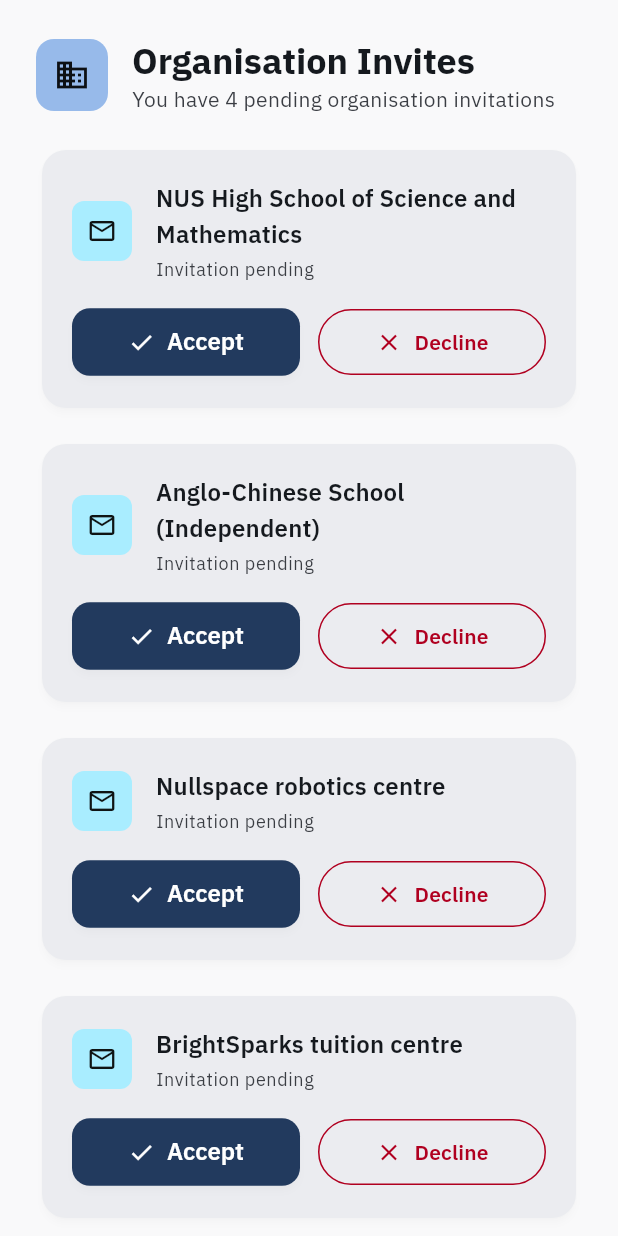
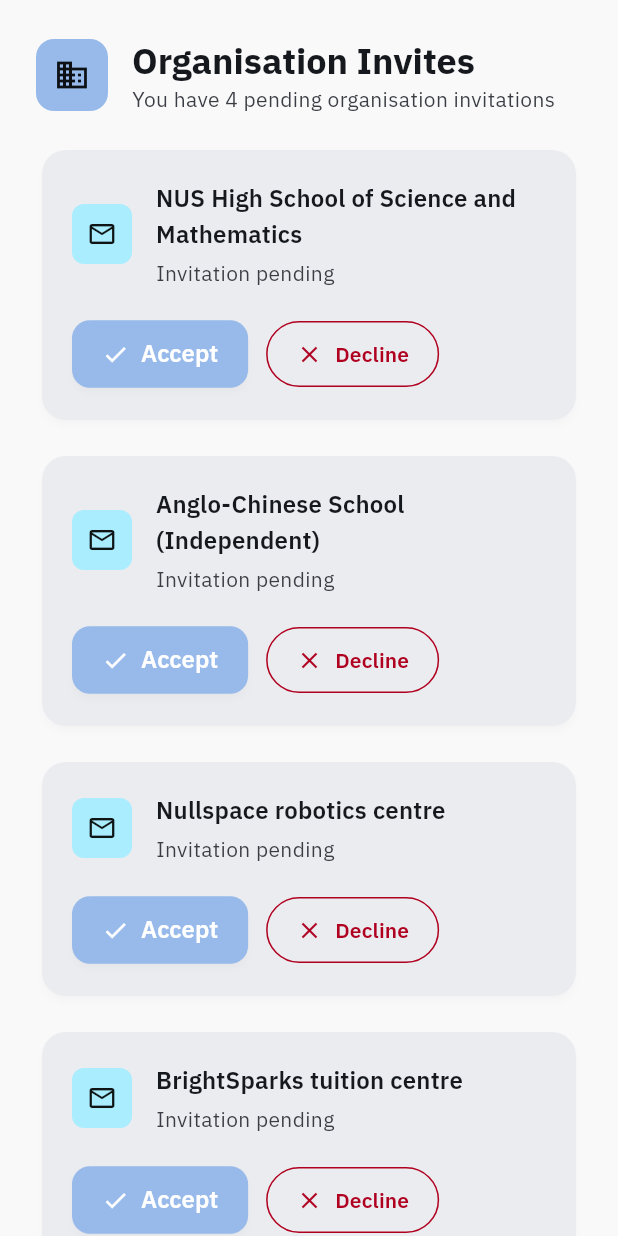
Before and after one commit to Sairam-Suresh/accelerator_squared, a Flutter app: the OrgInvitesPage widget shown alone on an empty page, opened directly, on a phone screen of 412 x 824 dp. Run offline on Flutter 3.47's test engine with Material 3 defaults, Android fonts, the phone set to English and light mode, and no system bars; our stand-ins replace bloc, cloud_firestore, equatable, firebase_auth, firebase_core, flutter_bloc and 3 more; missing offline and left inert: awesome_side_sheet; accounts and stored records are empty; generated files the repository leaves out were written again.

Commit message:
More cosmetic changes
- Merged log out button with other account details under settings page
- Made invites page accept/decline buttons narrower

```diff
--- a/lib/views/Home Page/invites.dart
+++ b/lib/views/Home Page/invites.dart
@@ -30,7 +30,8 @@
         children: [
           _buildSectionHeader(
             title: "Organisation Invites",
-            subtitle: "You have ${sampleOrgInvites.length} pending organisation invitations",
+            subtitle:
+                "You have ${sampleOrgInvites.length} pending organisation invitations",
             icon: Icons.business_outlined,
           ),
           const SizedBox(height: 20),
@@ -60,7 +61,8 @@
 
           _buildSectionHeader(
             title: "Project Invites",
-            subtitle: "You have ${sampleProjectInvites.length} pending project invitations",
+            subtitle:
+                "You have ${sampleProjectInvites.length} pending project invitations",
             icon: Icons.folder_outlined,
           ),
           const SizedBox(height: 20),
@@ -161,7 +163,9 @@
           Icon(
             icon,
             size: 48,
-            color: Theme.of(context).colorScheme.onSurfaceVariant.withValues(alpha: 0.5),
+            color: Theme.of(
+              context,
+            ).colorScheme.onSurfaceVariant.withValues(alpha: 0.5),
           ),
           const SizedBox(height: 16),
           Text(
@@ -190,7 +194,8 @@
     required Function(int) onDecline,
   }) {
     return Column(
-      children: invites.asMap().entries.map((entry) {
+      children:
+          invites.asMap().entries.map((entry) {
             final index = entry.key;
             final invite = entry.value;
 
@@ -208,12 +213,18 @@
                             width: 40,
                             height: 40,
                             decoration: BoxDecoration(
-                          color: Theme.of(context).colorScheme.secondaryContainer,
+                              color:
+                                  Theme.of(
+                                    context,
+                                  ).colorScheme.secondaryContainer,
                               borderRadius: BorderRadius.circular(8),
                             ),
                             child: Icon(
                               Icons.mail_outline,
-                          color: Theme.of(context).colorScheme.onSecondaryContainer,
+                              color:
+                                  Theme.of(
+                                    context,
+                                  ).colorScheme.onSecondaryContainer,
                               size: 20,
                             ),
                           ),
@@ -224,16 +235,24 @@
                               children: [
                                 Text(
                                   invite,
-                              style: Theme.of(context).textTheme.titleMedium?.copyWith(
+                                  style: Theme.of(
+                                    context,
+                                  ).textTheme.titleMedium?.copyWith(
                                     fontWeight: FontWeight.w600,
-                                color: Theme.of(context).colorScheme.onSurface,
+                                    color:
+                                        Theme.of(context).colorScheme.onSurface,
                                   ),
                                 ),
                                 const SizedBox(height: 4),
                                 Text(
                                   "Invitation pending",
-                              style: Theme.of(context).textTheme.bodySmall?.copyWith(
-                                color: Theme.of(context).colorScheme.onSurfaceVariant,
+                                  style: Theme.of(
+                                    context,
+                                  ).textTheme.bodyMedium?.copyWith(
+                                    color:
+                                        Theme.of(
+                                          context,
+                                        ).colorScheme.onSurfaceVariant,
                                   ),
                                 ),
                               ],
@@ -242,45 +261,48 @@
                         ],
                       ),
 
-                  const SizedBox(height: 16),
+                      const SizedBox(height: 20),
 
                       Row(
                         children: [
-                      Expanded(
-                        child: ElevatedButton.icon(
+                          ElevatedButton.icon(
                             onPressed: () => onAccept(index),
                             style: ElevatedButton.styleFrom(
-                            backgroundColor: Theme.of(context).colorScheme.primary,
-                            foregroundColor: Theme.of(context).colorScheme.onPrimary,
-                            padding: const EdgeInsets.symmetric(vertical: 12),
+                              backgroundColor:
+                                  Theme.of(
+                                    context,
+                                  ).colorScheme.primaryContainer,
+                              foregroundColor:
+                                  Theme.of(context).colorScheme.onPrimary,
+                              padding: const EdgeInsets.symmetric(
+                                vertical: 12,
+                                horizontal: 20,
+                              ),
                             ),
                             icon: const Icon(Icons.check, size: 18),
                             label: const Text(
                               "Accept",
-                            style: TextStyle(
-                              fontWeight: FontWeight.w600,
-                            ),
-                          ),
+                              style: TextStyle(fontWeight: FontWeight.w600),
                             ),
                           ),
                           const SizedBox(width: 12),
-                      Expanded(
-                        child: OutlinedButton.icon(
+                          OutlinedButton.icon(
                             onPressed: () => onDecline(index),
                             style: OutlinedButton.styleFrom(
-                            foregroundColor: Theme.of(context).colorScheme.error,
+                              foregroundColor:
+                                  Theme.of(context).colorScheme.error,
                               side: BorderSide(
                                 color: Theme.of(context).colorScheme.error,
                               ),
-                            padding: const EdgeInsets.symmetric(vertical: 12),
+                              padding: const EdgeInsets.symmetric(
+                                vertical: 12,
+                                horizontal: 20,
+                              ),
                             ),
                             icon: const Icon(Icons.close, size: 18),
                             label: const Text(
                               "Decline",
-                            style: TextStyle(
-                              fontWeight: FontWeight.w600,
-                            ),
-                          ),
+                              style: TextStyle(fontWeight: FontWeight.w600),
                             ),
                           ),
                         ],
```
Also changed, not shown: lib/views/Home Page/settings.dart (+112 -75 lines). Lines whose indentation alone changed are shown as unchanged.
